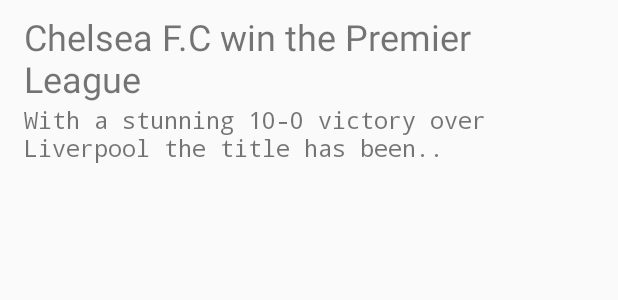
After one commit to karl-denby/News, an Android app: the layout news_story.xml on its own in the app's theme, with its tools: preview values and no code run, on a phone screen of 412 x 824 dp. The commit adds this screen. Shown: the top 300 px of the screen. Run offline under Robolectric (Android 15) with nearby library versions, the phone set to English and light mode, and no system bars.

```diff
--- /dev/null
+++ b/app/src/main/res/layout/news_story.xml
@@ -0,0 +1,33 @@
+<?xml version="1.0" encoding="utf-8"?>
+<LinearLayout
+    xmlns:android="http://schemas.android.com/apk/res/android"
+    xmlns:tools="http://schemas.android.com/tools"
+    android:orientation="vertical"
+    android:layout_width="match_parent"
+    android:layout_height="match_parent">
+
+    <TextView
+        android:paddingTop="8dp"
+        android:paddingStart="16dp"
+        android:paddingLeft="16dp"
+        android:paddingRight="16dp"
+        android:layout_width="match_parent"
+        android:layout_height="wrap_content"
+        android:id="@+id/text1"
+        android:fontFamily="sans-serif"
+        android:textSize="24sp"
+        tools:text="Chelsea F.C win the Premier League"/>
+
+    <TextView
+        android:paddingBottom="8dp"
+        android:paddingStart="16dp"
+        android:paddingLeft="16dp"
+        android:paddingRight="16dp"
+        android:layout_width="match_parent"
+        android:layout_height="wrap_content"
+        android:id="@+id/text2"
+        android:fontFamily="monospace"
+        android:textSize="16sp"
+        tools:text="With a stunning 10-0 victory over Liverpool the title has been.."/>
+
+</LinearLayout>
--- a/app/src/main/res/values/strings.xml
+++ b/app/src/main/res/values/strings.xml
@@ -1,3 +1,5 @@
 <resources>
     <string name="app_name">News</string>
+    <string name="no_internet_connection">No Internet Connection</string>
+    <string name="no_content_to_display">No Content to display</string>
 </resources>
```
Also changed, not shown: app/src/main/java/com/example/android/news/NewsActivity.java (+42 -3 lines), app/src/main/res/layout/activity_news.xml (+23 -5 lines).
